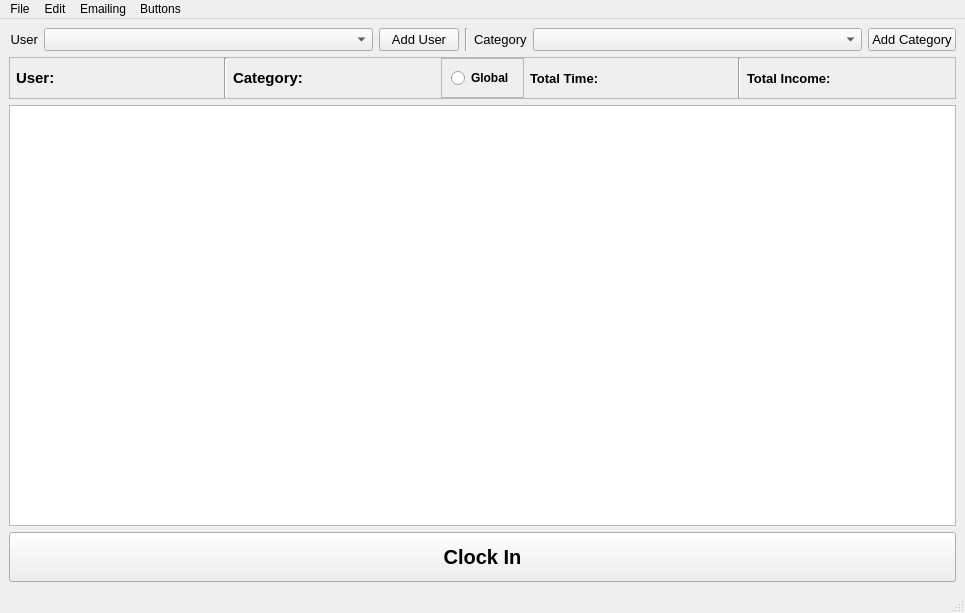
The window that Gui/MainWindow.ui (smithbro2115/Clocking) describes before a commit, drawn with Qt 5.
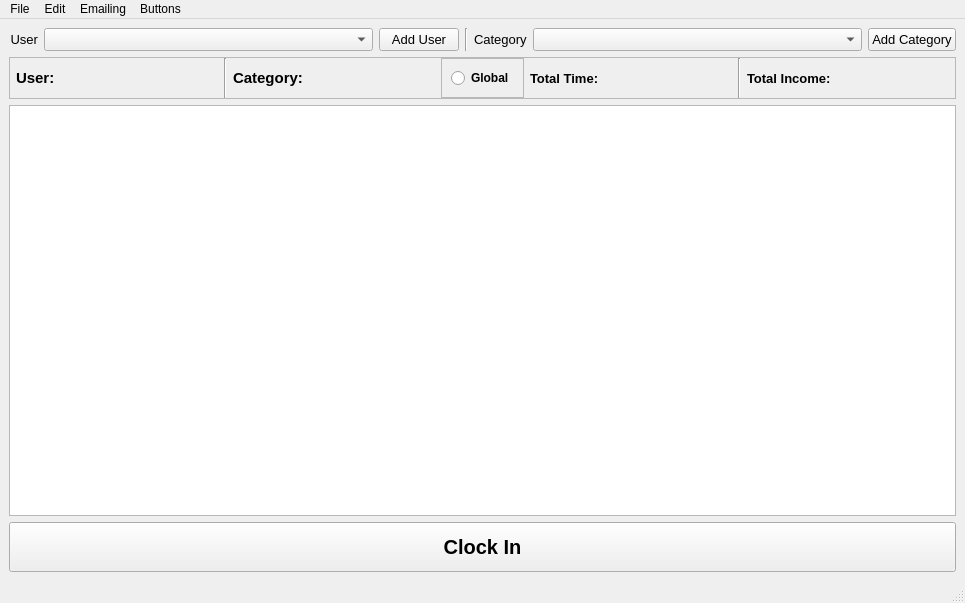
The same window after the commit.

```diff
--- a/Gui/MainWindow.ui
+++ b/Gui/MainWindow.ui
@@ -7,7 +7,7 @@
     <x>0</x>
     <y>0</y>
     <width>965</width>
-    <height>613</height>
+    <height>603</height>
    </rect>
   </property>
   <property name="windowTitle">
```
Left out of the diff: 8 changed lines with no effect on the pictures.
